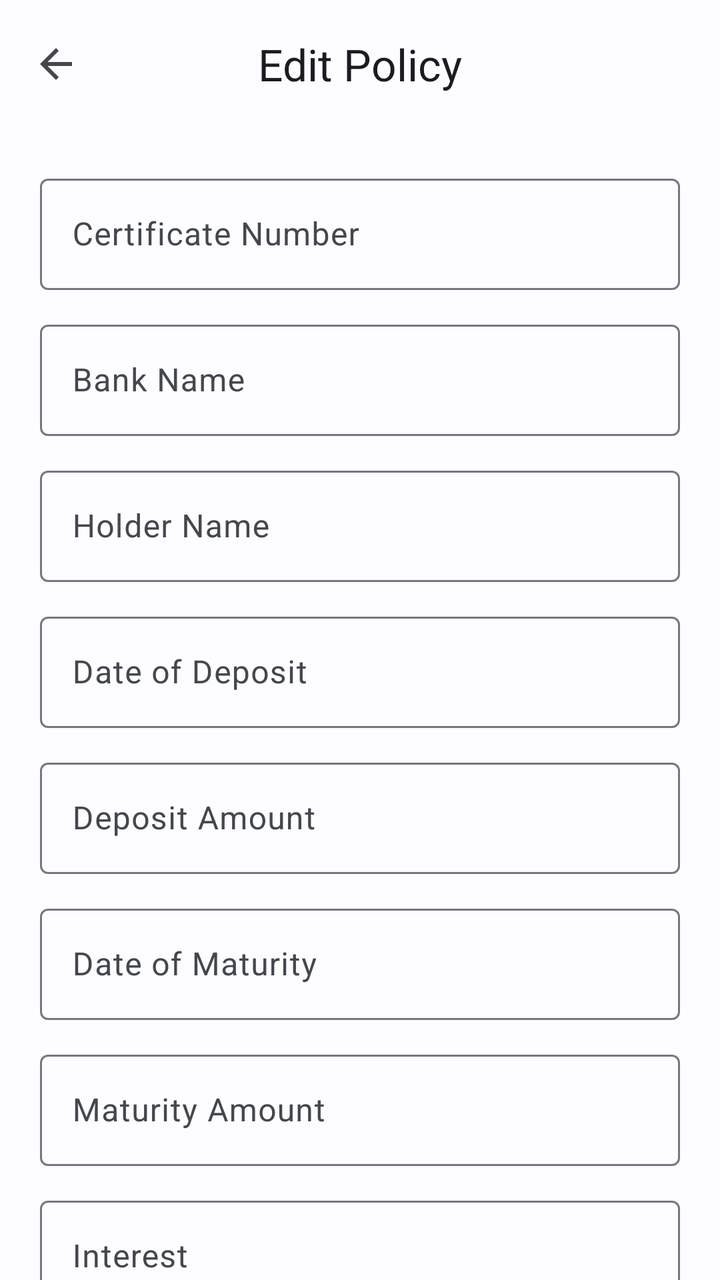
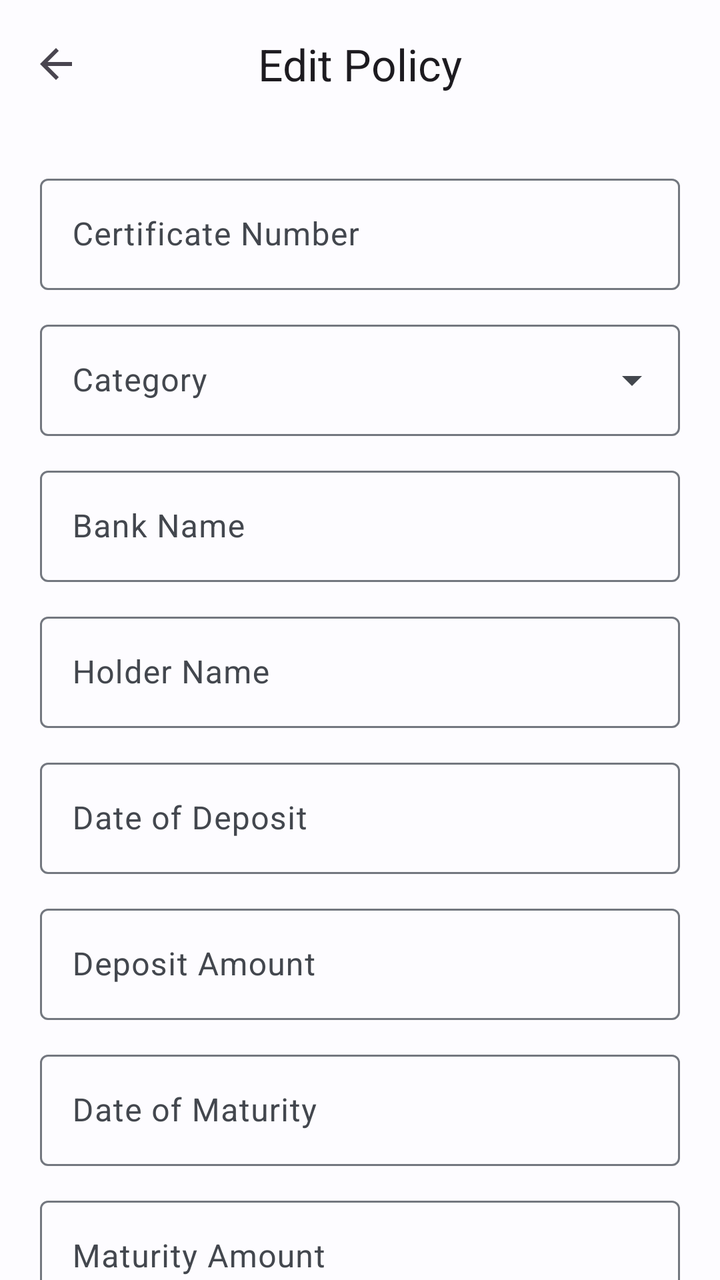

The first picture is an Android layout as it rendered before a commit; the second is the same layout after the commit. The layout source and the unified diff follow.
<!-- AndroidManifest.xml: application theme AppTheme -->
<!-- res/layout/activity_edit_policy.xml -->
<?xml version="1.0" encoding="utf-8"?>

<androidx.coordinatorlayout.widget.CoordinatorLayout xmlns:android="http://schemas.android.com/apk/res/android"
    xmlns:app="http://schemas.android.com/apk/res-auto"
    xmlns:tools="http://schemas.android.com/tools"
    android:id="@+id/main"
    android:layout_width="match_parent"
    android:layout_height="match_parent"
    android:background="@color/background"
    tools:context=".EditPolicy">

    <com.google.android.material.appbar.AppBarLayout
        android:id="@+id/appBarLayout"
        android:layout_width="match_parent"
        android:layout_height="wrap_content">

        <com.google.android.material.appbar.MaterialToolbar
            android:id="@+id/toolbar"
            android:layout_width="match_parent"
            android:layout_height="?attr/actionBarSize"
            app:title="Edit Policy"
            app:titleCentered="true"
            app:navigationIcon="?attr/homeAsUpIndicator"
            app:titleTextAppearance="@style/TextAppearance.Material3.TitleLarge" />
    </com.google.android.material.appbar.AppBarLayout>

    <androidx.core.widget.NestedScrollView
        android:layout_width="match_parent"
        android:layout_height="match_parent"
        app:layout_behavior="@string/appbar_scrolling_view_behavior">

        <LinearLayout
            android:layout_width="match_parent"
            android:layout_height="wrap_content"
            android:orientation="vertical"
            android:padding="20dp">

            <com.google.android.material.textfield.TextInputLayout
                style="@style/Widget.Material3.TextInputLayout.OutlinedBox"
                android:layout_width="match_parent"
                android:layout_height="wrap_content"
                android:layout_marginBottom="12dp"
                android:hint="Certificate Number">
                <com.google.android.material.textfield.TextInputEditText
                    android:id="@+id/certificateNumber"
                    android:layout_width="match_parent"
                    android:layout_height="wrap_content"
                    android:inputType="text" />
            </com.google.android.material.textfield.TextInputLayout>

            <com.google.android.material.textfield.TextInputLayout
                style="@style/Widget.Material3.TextInputLayout.OutlinedBox"
                android:layout_width="match_parent"
                android:layout_height="wrap_content"
                android:layout_marginBottom="12dp"
                android:hint="Bank Name">
                <com.google.android.material.textfield.TextInputEditText
                    android:id="@+id/bankName"
                    android:layout_width="match_parent"
                    android:layout_height="wrap_content"
                    android:inputType="text" />
            </com.google.android.material.textfield.TextInputLayout>

            <com.google.android.material.textfield.TextInputLayout
                style="@style/Widget.Material3.TextInputLayout.OutlinedBox"
                android:layout_width="match_parent"
                android:layout_height="wrap_content"
                android:layout_marginBottom="12dp"
                android:hint="Holder Name">
                <com.google.android.material.textfield.TextInputEditText
                    android:id="@+id/holder"
                    android:layout_width="match_parent"
                    android:layout_height="wrap_content"
                    android:inputType="text" />
            </com.google.android.material.textfield.TextInputLayout>

            <com.google.android.material.textfield.TextInputLayout
                style="@style/Widget.Material3.TextInputLayout.OutlinedBox"
                android:layout_width="match_parent"
                android:layout_height="wrap_content"
                android:layout_marginBottom="12dp"
                android:hint="Date of Deposit">
                <com.google.android.material.textfield.TextInputEditText
                    android:id="@+id/dateOfDeposit"
                    android:layout_width="match_parent"
                    android:layout_height="wrap_content"
                    android:focusable="false"
                    android:clickable="true"
                    android:inputType="none" />
            </com.google.android.material.textfield.TextInputLayout>

            <com.google.android.material.textfield.TextInputLayout
                style="@style/Widget.Material3.TextInputLayout.OutlinedBox"
                android:layout_width="match_parent"
                android:layout_height="wrap_content"
                android:layout_marginBottom="12dp"
                android:hint="Deposit Amount">
                <com.google.android.material.textfield.TextInputEditText
                    android:id="@+id/depositAmount"
                    android:layout_width="match_parent"
                    android:layout_height="wrap_content"
                    android:inputType="number" />
            </com.google.android.material.textfield.TextInputLayout>

            <com.google.android.material.textfield.TextInputLayout
                style="@style/Widget.Material3.TextInputLayout.OutlinedBox"
                android:layout_width="match_parent"
                android:layout_height="wrap_content"
                android:layout_marginBottom="12dp"
                android:hint="Date of Maturity">
                <com.google.android.material.textfield.TextInputEditText
                    android:id="@+id/dateOfMaturity"
                    android:layout_width="match_parent"
                    android:layout_height="wrap_content"
                    android:focusable="false"
                    android:clickable="true"
                    android:inputType="none" />
            </com.google.android.material.textfield.TextInputLayout>

            <com.google.android.material.textfield.TextInputLayout
                style="@style/Widget.Material3.TextInputLayout.OutlinedBox"
                android:layout_width="match_parent"
                android:layout_height="wrap_content"
                android:layout_marginBottom="12dp"
                android:hint="Maturity Amount">
                <com.google.android.material.textfield.TextInputEditText
                    android:id="@+id/maturityAmount"
                    android:layout_width="match_parent"
                    android:layout_height="wrap_content"
                    android:inputType="number" />
            </com.google.android.material.textfield.TextInputLayout>

            <com.google.android.material.textfield.TextInputLayout
                style="@style/Widget.Material3.TextInputLayout.OutlinedBox"
                android:layout_width="match_parent"
                android:layout_height="wrap_content"
                android:layout_marginBottom="12dp"
                android:hint="Interest">
                <com.google.android.material.textfield.TextInputEditText
                    android:id="@+id/interest"
                    android:layout_width="match_parent"
                    android:layout_height="wrap_content"
                    android:inputType="number" />
            </com.google.android.material.textfield.TextInputLayout>

            <com.google.android.material.textfield.TextInputLayout
                style="@style/Widget.Material3.TextInputLayout.OutlinedBox"
                android:layout_width="match_parent"
                android:layout_height="wrap_content"
                android:layout_marginBottom="12dp"
                android:hint="Nominee">
                <com.google.android.material.textfield.TextInputEditText
                    android:id="@+id/nominee"
                    android:layout_width="match_parent"
                    android:layout_height="wrap_content"
                    android:inputType="text" />
            </com.google.android.material.textfield.TextInputLayout>

            <com.google.android.material.textfield.TextInputLayout
                style="@style/Widget.Material3.TextInputLayout.OutlinedBox"
                android:layout_width="match_parent"
                android:layout_height="wrap_content"
                android:layout_marginBottom="12dp"
                android:hint="Rate of Interest">
                <com.google.android.material.textfield.TextInputEditText
                    android:id="@+id/rateOfInterest"
                    android:layout_width="match_parent"
                    android:layout_height="wrap_content"
                    android:inputType="numberDecimal" />
            </com.google.android.material.textfield.TextInputLayout>

            <com.google.android.material.textfield.TextInputLayout
                style="@style/Widget.Material3.TextInputLayout.OutlinedBox"
                android:layout_width="match_parent"
                android:layout_height="wrap_content"
                android:layout_marginBottom="12dp"
                android:hint="Duration">
                <com.google.android.material.textfield.TextInputEditText
                    android:id="@+id/durationInt"
                    android:layout_width="match_parent"
                    android:layout_height="wrap_content"
                    android:inputType="numberDecimal" />
            </com.google.android.material.textfield.TextInputLayout>

            <com.google.android.material.textfield.TextInputLayout
                style="@style/Widget.Material3.TextInputLayout.OutlinedBox"
                android:layout_width="match_parent"
                android:layout_height="wrap_content"
                android:layout_marginBottom="24dp"
                android:hint="Remarks">
                <com.google.android.material.textfield.TextInputEditText
                    android:id="@+id/remarks"
                    android:layout_width="match_parent"
                    android:layout_height="wrap_content"
                    android:inputType="text" />
            </com.google.android.material.textfield.TextInputLayout>

            <com.google.android.material.button.MaterialButton
                android:id="@+id/save"
                android:layout_width="match_parent"
                android:layout_height="64dp"
                android:text="Update Policy"
                app:cornerRadius="16dp"
                android:textAppearance="@style/TextAppearance.Material3.LabelLarge"
                android:layout_marginBottom="32dp"/>

        </LinearLayout>
    </androidx.core.widget.NestedScrollView>

    <ProgressBar
        android:id="@+id/progressBar"
        style="?android:attr/progressBarStyleLarge"
        android:layout_width="wrap_content"
        android:layout_height="wrap_content"
        android:layout_gravity="center"
        android:visibility="gone" />

</androidx.coordinatorlayout.widget.CoordinatorLayout>
<!-- resources referenced by this layout -->
<resources>
  <color name="background">#FDFCFF</color>
  <style name="AppTheme" parent="Theme.DBFinancials" />
  <style name="Theme.DBFinancials" parent="Theme.Material3.DayNight.NoActionBar">
          
          <item name="colorPrimary">@color/primary</item>
          <item name="colorOnPrimary">@color/onPrimary</item>
          <item name="colorPrimaryContainer">@color/primaryContainer</item>
          <item name="colorOnPrimaryContainer">@color/onPrimaryContainer</item>
  
          
          <item name="colorSecondary">@color/secondary</item>
          <item name="colorOnSecondary">@color/onSecondary</item>
          <item name="colorSecondaryContainer">@color/secondaryContainer</item>
          <item name="colorOnSecondaryContainer">@color/onSecondaryContainer</item>
  
          
          <item name="colorTertiary">@color/tertiary</item>
          <item name="colorOnTertiary">@color/onTertiary</item>
          <item name="colorTertiaryContainer">@color/tertiaryContainer</item>
          <item name="colorOnTertiaryContainer">@color/onTertiaryContainer</item>
  
          
          <item name="android:statusBarColor">@android:color/transparent</item>
          <item name="android:windowLightStatusBar">true</item>
          <item name="android:navigationBarColor">@android:color/transparent</item>
          <item name="android:windowTranslucentStatus">false</item>
          <item name="android:windowDrawsSystemBarBackgrounds">true</item>
  
          
          <item name="android:colorBackground">@color/background</item>
          <item name="colorSurface">@color/surface</item>
          <item name="colorOnSurface">@color/onSurface</item>
          <item name="colorSurfaceVariant">@color/surfaceVariant</item>
          <item name="colorOnSurfaceVariant">@color/onSurfaceVariant</item>
          <item name="colorOutline">@color/outline</item>
          <item name="colorOutlineVariant">@color/surfaceVariant</item>
  
          
          <item name="materialCardViewStyle">@style/Widget.Material3.CardView.Elevated</item>
          <item name="toolbarStyle">@style/Widget.Material3.Toolbar</item>
      </style>
  <color name="primary">#0061A4</color>
  <color name="onPrimary">#FFFFFF</color>
  <color name="primaryContainer">#D1E4FF</color>
  <color name="onPrimaryContainer">#001D36</color>
  <color name="secondary">#535F70</color>
  <color name="onSecondary">#FFFFFF</color>
  <color name="secondaryContainer">#D7E3F7</color>
  <color name="onSecondaryContainer">#101C2B</color>
  <color name="tertiary">#6B5778</color>
  <color name="onTertiary">#FFFFFF</color>
  <color name="tertiaryContainer">#F2DAFF</color>
  <color name="onTertiaryContainer">#251431</color>
  <color name="surface">#FDFCFF</color>
  <color name="onSurface">#1A1C1E</color>
  <color name="surfaceVariant">#DFE2EB</color>
  <color name="onSurfaceVariant">#43474E</color>
  <color name="outline">#73777F</color>
</resources>

<!-- the commit's change to res/layout/activity_edit_policy.xml (unified diff, before → after) -->
@@ -49,6 +49,20 @@
             </com.google.android.material.textfield.TextInputLayout>
 
             <com.google.android.material.textfield.TextInputLayout
+                style="@style/Widget.Material3.TextInputLayout.OutlinedBox.ExposedDropdownMenu"
+                android:layout_width="match_parent"
+                android:layout_height="wrap_content"
+                android:layout_marginBottom="12dp"
+                android:hint="Category">
+                <AutoCompleteTextView
+                    android:id="@+id/categorySpinner"
+                    android:layout_width="match_parent"
+                    android:layout_height="wrap_content"
+                    android:inputType="none"
+                    app:simpleItems="@array/categories" />
+            </com.google.android.material.textfield.TextInputLayout>
+
+            <com.google.android.material.textfield.TextInputLayout
                 style="@style/Widget.Material3.TextInputLayout.OutlinedBox"
                 android:layout_width="match_parent"
                 android:layout_height="wrap_content"
<!-- resource entries referenced after the edit -->
@@ -1,5 +1,9 @@
 <!-- resources referenced by this layout -->
 <resources>
+  <string-array name="categories">
+          <item>Bank</item>
+          <item>LIC</item>
+      </string-array>
   <color name="background">#FDFCFF</color>
   <style name="AppTheme" parent="Theme.DBFinancials" />
   <style name="Theme.DBFinancials" parent="Theme.Material3.DayNight.NoActionBar">
